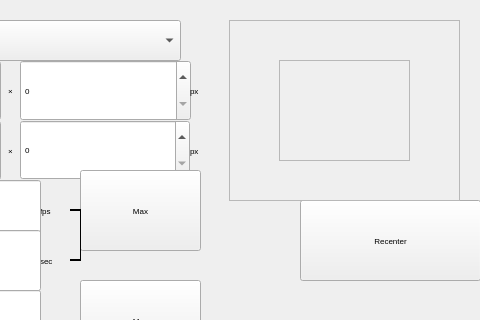
Qt form src/recsettingswindow.ui (krontech/chronos-cam-app) before a commit; both pictures show x 320 to 800 and y 0 to 320 of the 800 by 480 pixel window.
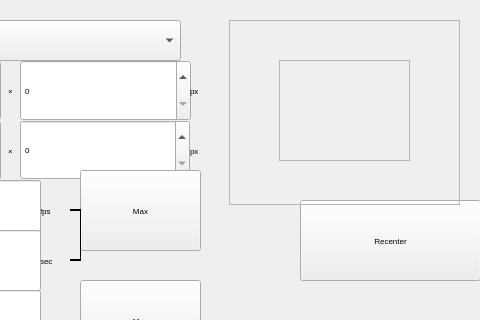
The same form after that commit. Icons and pictures are not drawn. Custom widgets are drawn as their Qt base class.

Commit message: Tweaked recording settings preview window to have the same aspect ratio as the preview video.

```diff
--- a/src/recsettingswindow.ui
+++ b/src/recsettingswindow.ui
@@ -550,7 +550,7 @@
      <x>549</x>
      <y>20</y>
      <width>231</width>
-     <height>181</height>
+     <height>185</height>
     </rect>
    </property>
    <property name="frameShape">
@@ -581,7 +581,7 @@
       <x>181</x>
       <y>0</y>
       <width>50</width>
-      <height>181</height>
+      <height>185</height>
      </rect>
     </property>
    </widget>
@@ -591,7 +591,7 @@
       <x>0</x>
       <y>0</y>
       <width>50</width>
-      <height>181</height>
+      <height>185</height>
      </rect>
     </property>
    </widget>
@@ -611,7 +611,7 @@
       <x>50</x>
       <y>140</y>
       <width>131</width>
-      <height>41</height>
+      <height>45</height>
      </rect>
     </property>
    </widget>
@@ -794,9 +794,9 @@
    <property name="geometry">
     <rect>
      <x>550</x>
-     <y>200</y>
+     <y>204</y>
      <width>251</width>
-     <height>281</height>
+     <height>277</height>
     </rect>
    </property>
   </widget>
@@ -806,7 +806,7 @@
      <x>780</x>
      <y>20</y>
      <width>21</width>
-     <height>181</height>
+     <height>185</height>
     </rect>
    </property>
   </widget>
@@ -900,16 +900,16 @@
   <zorder>frame</zorder>
  </widget>
  <customwidgets>
-  <customwidget>
-   <class>CamLineEdit</class>
-   <extends>QLineEdit</extends>
-   <header>camLineEdit.h</header>
-  </customwidget>
   <customwidget>
    <class>CamSpinBox</class>
    <extends>QSpinBox</extends>
    <header>camspinbox.h</header>
   </customwidget>
+  <customwidget>
+   <class>CamLineEdit</class>
+   <extends>QLineEdit</extends>
+   <header>camLineEdit.h</header>
+  </customwidget>
   <customwidget>
    <class>FrameImage</class>
    <extends>QFrame</extends>
```
